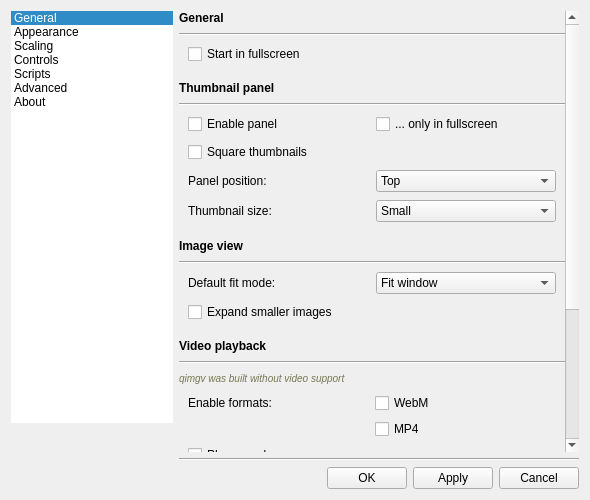
Before: the Qt Designer form gui/dialogs/settingsdialog.ui in do-i/thumbgrid, drawn with Qt 5.
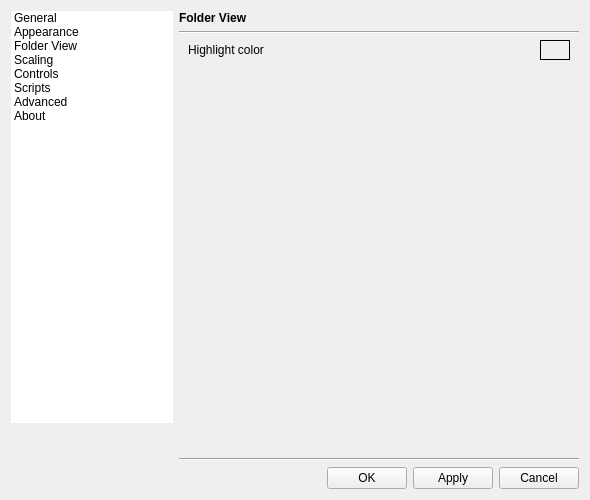
After: the same form once the commit is applied. The open tabs and pages were chosen to show the change. Custom widgets are drawn as their Qt base class.

```diff
--- a/gui/dialogs/settingsdialog.ui
+++ b/gui/dialogs/settingsdialog.ui
@@ -144,7 +144,7 @@
           <bool>true</bool>
          </property>
          <property name="currentRow">
-          <number>0</number>
+          <number>-1</number>
          </property>
          <item>
           <property name="text">
@@ -156,6 +156,11 @@
            <string>Appearance</string>
           </property>
          </item>
+         <item>
+          <property name="text">
+           <string>Folder View</string>
+          </property>
+         </item>
          <item>
           <property name="text">
            <string>Scaling</string>
@@ -359,9 +364,9 @@
               <property name="geometry">
                <rect>
                 <x>0</x>
-                <y>-183</y>
+                <y>0</y>
                 <width>386</width>
-                <height>716</height>
+                <height>724</height>
                </rect>
               </property>
               <layout class="QVBoxLayout" name="verticalLayout_5">
@@ -438,6 +443,19 @@
                  </item>
                 </layout>
                </item>
+               <item>
+                <spacer name="verticalSpacer_13">
+                 <property name="orientation">
+                  <enum>Qt::Vertical</enum>
+                 </property>
+                 <property name="sizeHint" stdset="0">
+                  <size>
+                   <width>20</width>
+                   <height>40</height>
+                  </size>
+                 </property>
+                </spacer>
+               </item>
                <item>
                 <spacer name="verticalSpacer_5">
                  <property name="orientation">
@@ -1491,6 +1509,94 @@
            </item>
           </layout>
          </widget>
+         <widget class="QWidget" name="FolderView">
+          <layout class="QVBoxLayout" name="verticalLayout">
+           <property name="leftMargin">
+            <number>0</number>
+           </property>
+           <property name="topMargin">
+            <number>0</number>
+           </property>
+           <property name="rightMargin">
+            <number>0</number>
+           </property>
+           <property name="bottomMargin">
+            <number>0</number>
+           </property>
+           <item>
+            <widget class="QLabel" name="label_20">
+             <property name="font">
+              <font>
+               <weight>75</weight>
+               <bold>true</bold>
+              </font>
+             </property>
+             <property name="text">
+              <string>Folder View</string>
+             </property>
+            </widget>
+           </item>
+           <item>
+            <widget class="Line" name="line_17">
+             <property name="orientation">
+              <enum>Qt::Horizontal</enum>
+             </property>
+            </widget>
+           </item>
+           <item>
+            <layout class="QHBoxLayout" name="horizontalLayout_3">
+             <property name="leftMargin">
+              <number>9</number>
+             </property>
+             <property name="rightMargin">
+              <number>9</number>
+             </property>
+             <item>
+              <widget class="QLabel" name="label_19">
+               <property name="text">
+                <string>Highlight color</string>
+               </property>
+              </widget>
+             </item>
+             <item>
+              <widget class="ClickableLabel" name="highlightColorLabel">
+               <property name="sizePolicy">
+                <sizepolicy hsizetype="Fixed" vsizetype="Fixed">
+                 <horstretch>0</horstretch>
+                 <verstretch>0</verstretch>
+                </sizepolicy>
+               </property>
+               <property name="minimumSize">
+                <size>
+                 <width>30</width>
+                 <height>20</height>
+                </size>
+               </property>
+               <property name="frameShape">
+                <enum>QFrame::Box</enum>
+               </property>
+               <property name="text">
+                <string/>
+               </property>
+              </widget>
+             </item>
+            </layout>
+           </item>
+           <item>
+            <spacer name="verticalSpacer_14">
+             <property name="orientation">
+              <enum>Qt::Vertical</enum>
+             </property>
+             <property name="sizeHint" stdset="0">
+              <size>
+               <width>20</width>
+               <height>40</height>
+              </size>
+             </property>
+            </spacer>
+           </item>
+          </layout>
+         </widget>
          <widget class="QWidget" name="Scaling">
           <layout class="QVBoxLayout" name="verticalLayout_26">
            <property name="leftMargin">
```
Left out of the diff: 51 changed lines with no effect on the pictures.
